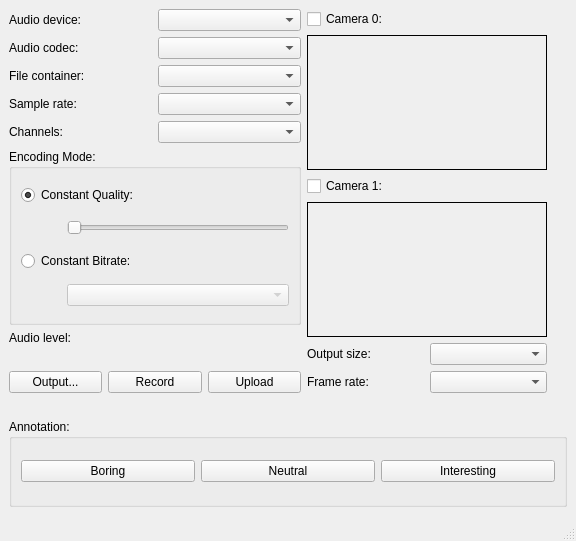
Qt form avrecorder.ui (HIIT/meeting-recorder) before a commit.
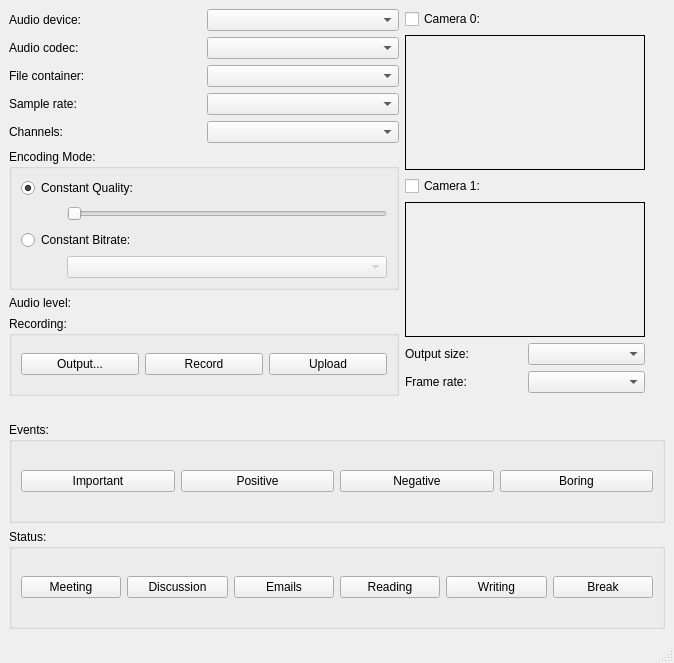
The same form after that commit.

Commit message: Replaced annotations with events and status.

```diff
--- a/avrecorder.ui
+++ b/avrecorder.ui
@@ -6,8 +6,8 @@
    <rect>
     <x>0</x>
     <y>0</y>
-    <width>576</width>
-    <height>541</height>
+    <width>674</width>
+    <height>663</height>
    </rect>
   </property>
   <property name="windowTitle">
@@ -195,32 +195,46 @@
          </spacer>
         </item>
         <item>
-         <layout class="QHBoxLayout" name="horizontalLayout_3">
-          <item>
-           <widget class="QPushButton" name="outputButton">
-            <property name="text">
-             <string>Output...</string>
-            </property>
-           </widget>
-          </item>
-          <item>
-           <widget class="QPushButton" name="recordButton">
-            <property name="text">
-             <string>Record</string>
-            </property>
-           </widget>
-          </item>
-          <item>
-           <widget class="QPushButton" name="uploadButton">
-            <property name="enabled">
-             <bool>true</bool>
-            </property>
-            <property name="text">
-             <string>Upload</string>
-            </property>
-           </widget>
-          </item>
-         </layout>
+         <layout class="QHBoxLayout" name="horizontalLayout_3"/>
+        </item>
+        <item>
+         <widget class="QGroupBox" name="groupBox_2">
+          <property name="minimumSize">
+           <size>
+            <width>0</width>
+            <height>80</height>
+           </size>
+          </property>
+          <property name="title">
+           <string>Recording:</string>
+          </property>
+          <layout class="QHBoxLayout" name="horizontalLayout_6">
+           <item>
+            <widget class="QPushButton" name="outputButton">
+             <property name="text">
+              <string>Output...</string>
+             </property>
+            </widget>
+           </item>
+           <item>
+            <widget class="QPushButton" name="recordButton">
+             <property name="text">
+              <string>Record</string>
+             </property>
+            </widget>
+           </item>
+           <item>
+            <widget class="QPushButton" name="uploadButton">
+             <property name="enabled">
+              <bool>true</bool>
+             </property>
+             <property name="text">
+              <string>Upload</string>
+             </property>
+            </widget>
+           </item>
+          </layout>
+         </widget>
         </item>
        </layout>
       </item>
@@ -350,13 +364,52 @@
      </layout>
     </item>
     <item>
-     <widget class="QGroupBox" name="annotationBox">
+     <widget class="QGroupBox" name="eventBox">
+      <property name="minimumSize">
+       <size>
+        <width>0</width>
+        <height>80</height>
+       </size>
+      </property>
       <property name="title">
-       <string>Annotation:</string>
+       <string>Events:</string>
       </property>
-      <layout class="QHBoxLayout" name="horizontalLayout_2">
+      <property name="checkable">
+       <bool>false</bool>
+      </property>
+      <layout class="QHBoxLayout" name="horizontalLayout_4">
        <item>
-        <widget class="QPushButton" name="annoButton_1">
+        <widget class="QPushButton" name="eventButton_1">
+         <property name="text">
+          <string>Important</string>
+         </property>
+         <property name="checkable">
+          <bool>true</bool>
+         </property>
+        </widget>
+       </item>
+       <item>
+        <widget class="QPushButton" name="eventButton_2">
+         <property name="text">
+          <string>Positive</string>
+         </property>
+         <property name="checkable">
+          <bool>true</bool>
+         </property>
+        </widget>
+       </item>
+       <item>
+        <widget class="QPushButton" name="eventButton_3">
+         <property name="text">
+          <string>Negative</string>
+         </property>
+         <property name="checkable">
+          <bool>true</bool>
+         </property>
+        </widget>
+       </item>
+       <item>
+        <widget class="QPushButton" name="eventButton_4">
          <property name="text">
           <string>Boring</string>
          </property>
@@ -365,10 +418,25 @@
          </property>
         </widget>
        </item>
+      </layout>
+     </widget>
+    </item>
+    <item>
+     <widget class="QGroupBox" name="statusBox">
+      <property name="minimumSize">
+       <size>
+        <width>0</width>
+        <height>80</height>
+       </size>
+      </property>
+      <property name="title">
+       <string>Status:</string>
+      </property>
+      <layout class="QHBoxLayout" name="horizontalLayout_2">
        <item>
         <widget class="QPushButton" name="annoButton_2">
          <property name="text">
-          <string>Neutral</string>
+          <string>Meeting</string>
          </property>
          <property name="checkable">
           <bool>true</bool>
@@ -378,7 +446,47 @@
        <item>
         <widget class="QPushButton" name="annoButton_3">
          <property name="text">
-          <string>Interesting</string>
+          <string>Discussion</string>
+         </property>
+         <property name="checkable">
+          <bool>true</bool>
+         </property>
+        </widget>
+       </item>
+       <item>
+        <widget class="QPushButton" name="statusButton_3">
+         <property name="text">
+          <string>Emails</string>
+         </property>
+         <property name="checkable">
+          <bool>true</bool>
+         </property>
+        </widget>
+       </item>
+       <item>
+        <widget class="QPushButton" name="statusButton_4">
+         <property name="text">
+          <string>Reading</string>
+         </property>
+         <property name="checkable">
+          <bool>true</bool>
+         </property>
+        </widget>
+       </item>
+       <item>
+        <widget class="QPushButton" name="statusButton_5">
+         <property name="text">
+          <string>Writing</string>
+         </property>
+         <property name="checkable">
+          <bool>true</bool>
+         </property>
+        </widget>
+       </item>
+       <item>
+        <widget class="QPushButton" name="statusButton_6">
+         <property name="text">
+          <string>Break</string>
          </property>
          <property name="checkable">
           <bool>true</bool>
```
Left out of the diff: 161 changed lines with no effect on the pictures. The commit also changes 2 other files.
